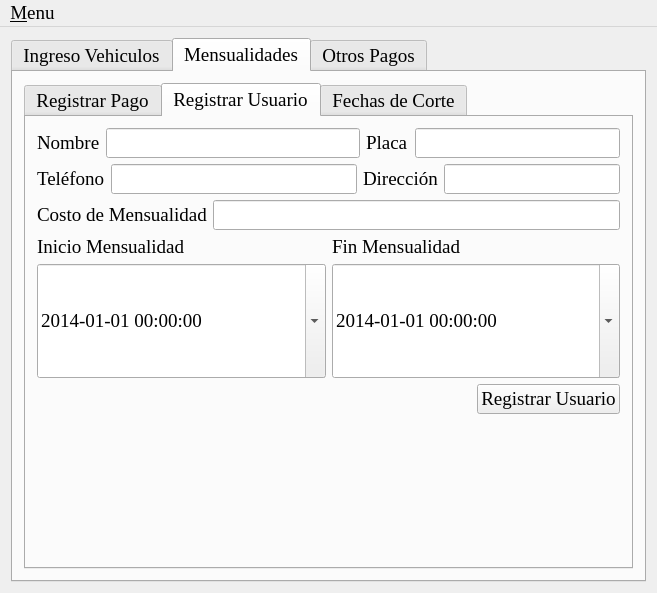
Qt form mainwindow.ui (jorgeluis1094/Parqueadero) before a commit.
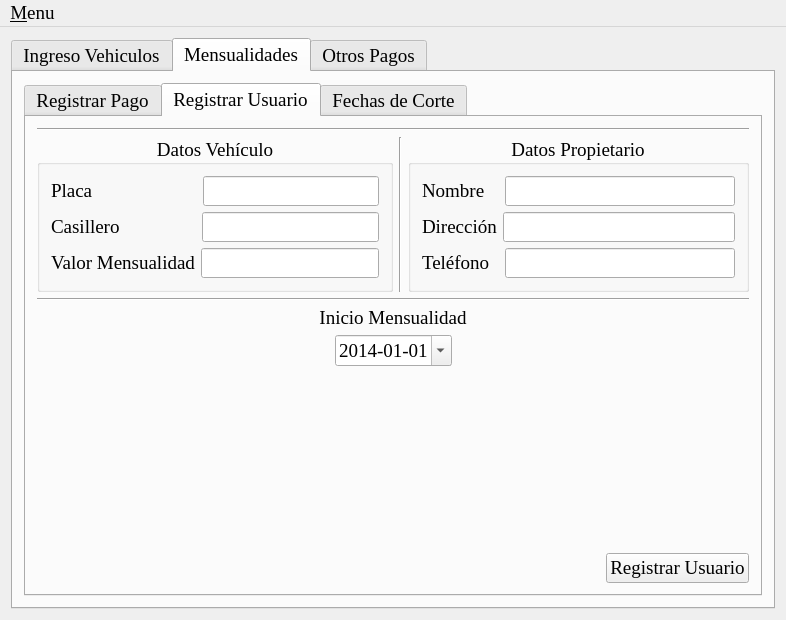
The same form after that commit. The open tabs and pages were chosen to show the change. Custom widgets are drawn as their Qt base class.

What changed in the file:
```diff
--- a/mainwindow.ui
+++ b/mainwindow.ui
@@ -9,8 +9,8 @@
    <rect>
     <x>0</x>
     <y>0</y>
-    <width>657</width>
-    <height>593</height>
+    <width>786</width>
+    <height>620</height>
    </rect>
   </property>
   <property name="sizePolicy">
@@ -313,6 +313,9 @@
        <layout class="QHBoxLayout" name="horizontalLayout_3">
         <item>
          <widget class="QTabWidget" name="tabWidgetRegPago">
+          <property name="layoutDirection">
+           <enum>Qt::LayoutDirection::LeftToRight</enum>
+          </property>
           <property name="autoFillBackground">
            <bool>false</bool>
           </property>
@@ -479,27 +482,31 @@
            <attribute name="title">
             <string>Registrar Usuario</string>
            </attribute>
-           <layout class="QVBoxLayout" name="verticalLayout_5">
+           <layout class="QVBoxLayout" name="verticalLayout">
             <item>
+             <widget class="Line" name="line_4">
+              <property name="orientation">
+               <enum>Qt::Orientation::Horizontal</enum>
+              </property>
+             </widget>
+            </item>
+            <item>
+             <layout class="QHBoxLayout" name="horizontalLayout_16">
+              <item>
+               <widget class="QGroupBox" name="groupBox_2">
+                <property name="title">
+                 <string>Datos Vehículo</string>
+                </property>
+                <property name="alignment">
+                 <set>Qt::AlignmentFlag::AlignCenter</set>
+                </property>
              <layout class="QVBoxLayout" name="verticalLayout_8">
               <item>
-               <layout class="QHBoxLayout" name="horizontalLayout_2">
-                <item>
-                 <widget class="QLabel" name="label_2">
-                  <property name="text">
-                   <string>Nombre</string>
-                  </property>
-                 </widget>
-                </item>
-                <item>
-                 <widget class="QLineEdit" name="lineEditNombre"/>
-                </item>
-                <item>
                  <layout class="QHBoxLayout" name="horizontalLayout_6">
                   <item>
                    <widget class="QLabel" name="label_5">
                     <property name="text">
-                     <string>Placa</string>
+                      <string>Placa                      </string>
                     </property>
                    </widget>
                   </item>
@@ -508,19 +515,66 @@
                   </item>
                  </layout>
                 </item>
-               </layout>
-              </item>
+                 <item>
+                  <layout class="QHBoxLayout" name="horizontalLayout_11">
+                   <item>
+                    <widget class="QLabel" name="label">
+                     <property name="text">
+                      <string>Casillero                </string>
+                     </property>
+                    </widget>
+                   </item>
+                   <item>
+                    <widget class="QLineEdit" name="leCasilleroMensual"/>
+                   </item>
+                  </layout>
+                 </item>
+                 <item>
+                  <layout class="QHBoxLayout" name="horizontalLayout_15">
+                   <item>
+                    <widget class="QLabel" name="label_6">
+                     <property name="text">
+                      <string>Valor Mensualidad</string>
+                     </property>
+                    </widget>
+                   </item>
+                   <item>
+                    <widget class="QLineEdit" name="lineEditPagoMensual"/>
+                   </item>
+                  </layout>
+                 </item>
+                </layout>
+               </widget>
+              </item>
+              <item>
+               <widget class="Line" name="line_2">
+                <property name="orientation">
+                 <enum>Qt::Orientation::Vertical</enum>
+                </property>
+               </widget>
+              </item>
+              <item>
+               <widget class="QGroupBox" name="groupBox">
+                <property name="title">
+                 <string>Datos Propietario</string>
+                </property>
+                <property name="alignment">
+                 <set>Qt::AlignmentFlag::AlignCenter</set>
+                </property>
+                <layout class="QVBoxLayout" name="verticalLayout_5">
               <item>
                <layout class="QHBoxLayout" name="horizontalLayout_5">
                 <item>
-                 <widget class="QLabel" name="label_4">
+                    <widget class="QLabel" name="label_2">
                   <property name="text">
-                   <string>Teléfono</string>
+                      <string>Nombre   </string>
                   </property>
                  </widget>
                 </item>
                 <item>
-                 <widget class="QLineEdit" name="lineEditTelefono"/>
+                    <widget class="QLineEdit" name="lineEditNombreMensual"/>
+                   </item>
+                  </layout>
                 </item>
                 <item>
                  <layout class="QHBoxLayout" name="horizontalLayout_4">
@@ -536,39 +590,77 @@
                   </item>
                  </layout>
                 </item>
-               </layout>
-              </item>
               <item>
-               <layout class="QHBoxLayout" name="horizontalLayout_20">
+                  <layout class="QHBoxLayout" name="horizontalLayout_2">
                 <item>
-                 <widget class="QLabel" name="label_6">
+                    <widget class="QLabel" name="label_4">
                   <property name="text">
-                   <string>Costo de Mensualidad</string>
+                      <string>Teléfono  </string>
                   </property>
                  </widget>
                 </item>
                 <item>
-                 <widget class="QLineEdit" name="lineEditPago"/>
+                    <widget class="QLineEdit" name="lineEditTelefonoMensual"/>
                 </item>
                </layout>
               </item>
              </layout>
-            </item>
+               </widget>
+              </item>
+             </layout>
+            </item>
             <item>
-             <layout class="QHBoxLayout" name="horizontalLayout_10">
-              <item>
-               <layout class="QVBoxLayout" name="verticalLayout">
+             <widget class="Line" name="line_3">
+              <property name="orientation">
+               <enum>Qt::Orientation::Horizontal</enum>
+              </property>
+             </widget>
+            </item>
                 <item>
                  <widget class="QLabel" name="labelFechaInicio">
+              <property name="font">
+               <font>
+                <family>Liberation Serif</family>
+                <pointsize>14</pointsize>
+                <italic>false</italic>
+                <bold>false</bold>
+                <stylestrategy>PreferAntialias</stylestrategy>
+                <hintingpreference>PreferVerticalHinting</hintingpreference>
+               </font>
+              </property>
+              <property name="layoutDirection">
+               <enum>Qt::LayoutDirection::LeftToRight</enum>
+              </property>
+              <property name="autoFillBackground">
+               <bool>false</bool>
+              </property>
                   <property name="text">
                    <string>Inicio Mensualidad</string>
                   </property>
-                 </widget>
+              <property name="alignment">
+               <set>Qt::AlignmentFlag::AlignCenter</set>
+              </property>
+             </widget>
+            </item>
+            <item>
+             <layout class="QHBoxLayout" name="horizontalLayout_10">
+              <item>
+               <spacer name="horizontalSpacer_6">
+                <property name="orientation">
+                 <enum>Qt::Orientation::Horizontal</enum>
+                </property>
+                <property name="sizeHint" stdset="0">
+                 <size>
+                  <width>40</width>
+                  <height>20</height>
+                 </size>
+                </property>
+               </spacer>
                 </item>
                 <item>
                  <widget class="QDateEdit" name="dateEdit">
                   <property name="sizePolicy">
-                   <sizepolicy hsizetype="Minimum" vsizetype="Expanding">
+                 <sizepolicy hsizetype="Minimum" vsizetype="Minimum">
                     <horstretch>0</horstretch>
                     <verstretch>0</verstretch>
                    </sizepolicy>
@@ -590,11 +682,11 @@
                     <second>59</second>
                     <year>8000</year>
                     <month>1</month>
-                    <day>7</day>
+                  <day>9</day>
                    </datetime>
                   </property>
                   <property name="displayFormat">
-                   <string>yyyy-MM-dd hh:mm:ss</string>
+                 <string notr="true">yyyy-MM-dd</string>
                   </property>
                   <property name="calendarPopup">
                    <bool>true</bool>
@@ -608,43 +700,33 @@
                   </property>
                  </widget>
                 </item>
-               </layout>
-              </item>
               <item>
-               <layout class="QVBoxLayout" name="verticalLayout_2">
-                <item>
-                 <widget class="QLabel" name="labelFechaFin">
-                  <property name="text">
-                   <string>Fin Mensualidad</string>
-                  </property>
-                 </widget>
-                </item>
-                <item>
-                 <widget class="QDateEdit" name="dateEdit_2">
-                  <property name="sizePolicy">
-                   <sizepolicy hsizetype="Minimum" vsizetype="Expanding">
-                    <horstretch>0</horstretch>
-                    <verstretch>0</verstretch>
-                   </sizepolicy>
-                  </property>
-                  <property name="displayFormat">
-                   <string>yyyy-MM-dd hh:mm:ss</string>
-                  </property>
-                  <property name="calendarPopup">
-                   <bool>true</bool>
-                  </property>
-                  <property name="date">
-                   <date>
-                    <year>2014</year>
-                    <month>1</month>
-                    <day>1</day>
-                   </date>
-                  </property>
-                 </widget>
+               <spacer name="horizontalSpacer_5">
+                <property name="orientation">
+                 <enum>Qt::Orientation::Horizontal</enum>
+                </property>
+                <property name="sizeHint" stdset="0">
+                 <size>
+                  <width>40</width>
+                  <height>20</height>
+                 </size>
+                </property>
+               </spacer>
                 </item>
                </layout>
               </item>
-             </layout>
+            <item>
+             <spacer name="verticalSpacer">
+              <property name="orientation">
+               <enum>Qt::Orientation::Vertical</enum>
+              </property>
+              <property name="sizeHint" stdset="0">
+               <size>
+                <width>20</width>
+                <height>181</height>
+               </size>
+              </property>
+             </spacer>
             </item>
             <item>
              <layout class="QHBoxLayout" name="horizontalLayout_8">
@@ -670,19 +752,6 @@
               </item>
              </layout>
             </item>
-            <item>
-             <spacer name="verticalSpacer">
-              <property name="orientation">
-               <enum>Qt::Vertical</enum>
-              </property>
-              <property name="sizeHint" stdset="0">
-               <size>
-                <width>20</width>
-                <height>40</height>
-               </size>
-              </property>
-             </spacer>
-            </item>
            </layout>
           </widget>
           <widget class="QWidget" name="tab_4">
@@ -866,7 +935,7 @@
     <rect>
      <x>0</x>
      <y>0</y>
-     <width>657</width>
+     <width>786</width>
      <height>27</height>
     </rect>
    </property>
```
Left out of the diff: 122 changed lines with no effect on the pictures. Lines whose indentation alone changed are shown as unchanged.
